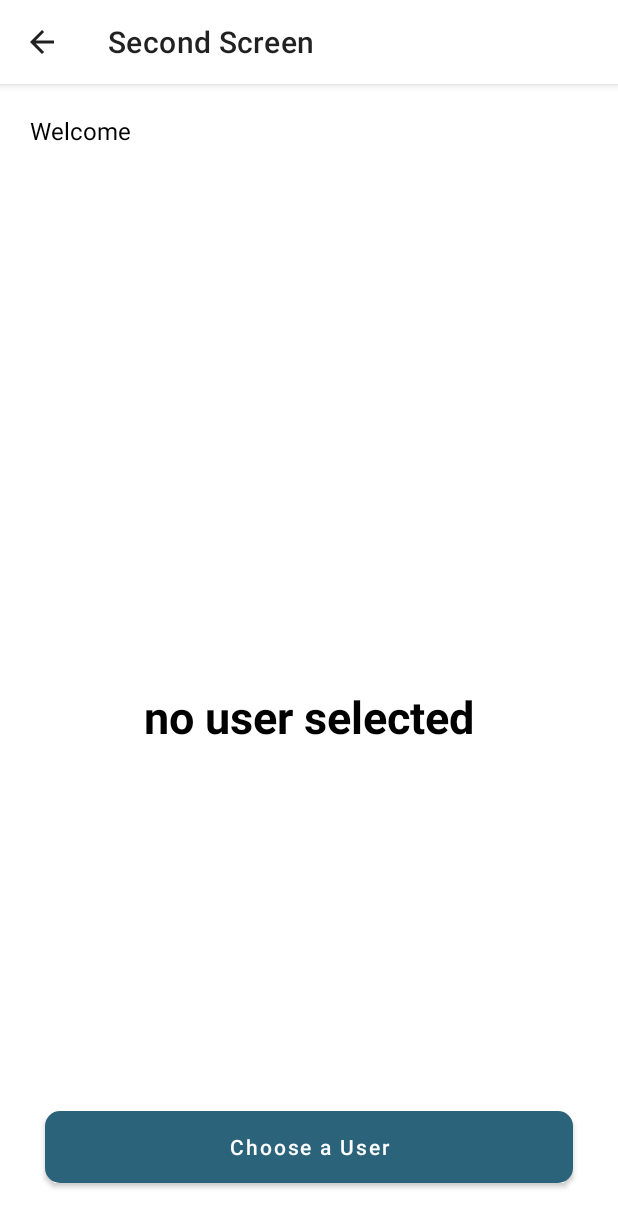
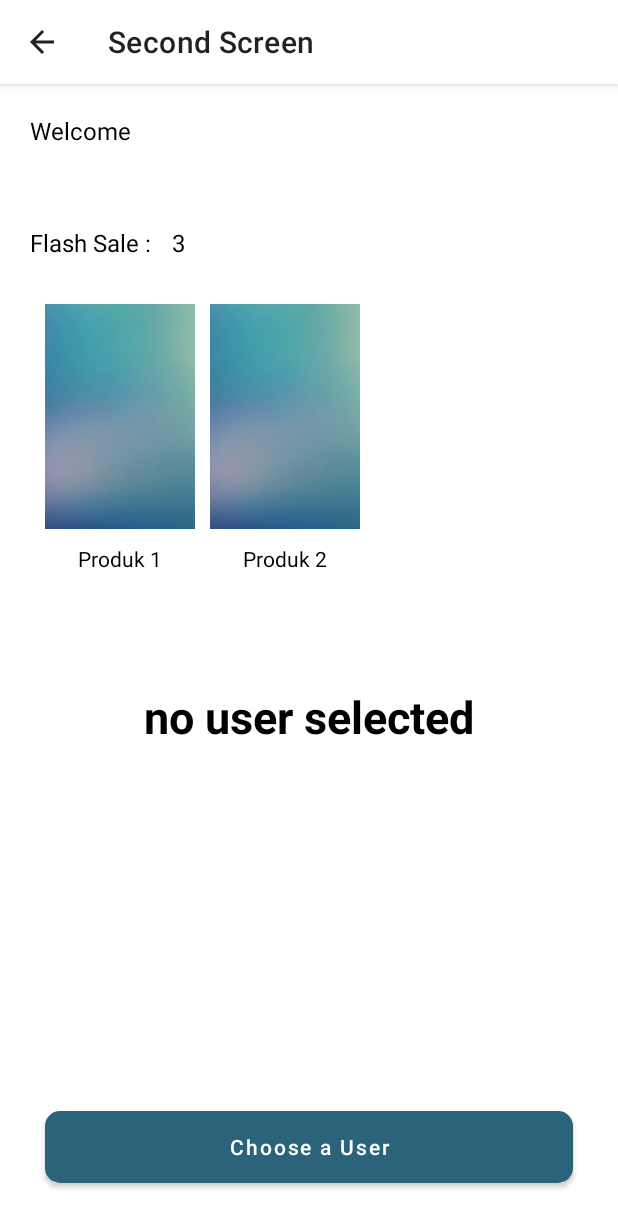
Before and after one commit to LailyNurH/km-test-suitmedia, an Android app: the SecondFragment screen opened through its navigation route, on a phone screen of 412 x 824 dp. Shown: the top 1227 px of the screen. Run offline under Robolectric (Android 15) with nearby library versions, the phone set to English and light mode, and no system bars; our stand-ins replace Dagger/Hilt's generated code, paging; pictures from the network do not load.

Commit message:
final live coding

```diff
--- /dev/null
+++ b/app/src/main/java/com/night/suitmedia_test/adapter/ProductAdapter.kt
@@ -0,0 +1,36 @@
+package com.night.suitmedia_test.adapter
+
+import android.view.LayoutInflater
+import android.view.View
+import android.view.ViewGroup
+import android.view.ViewParent
+import android.widget.TextView
+import androidx.recyclerview.widget.RecyclerView
+import com.night.suitmedia_test.R
+import com.night.suitmedia_test.network.model.Produk
+
+class ProductAdapter(private val productList: List<Produk>) :
+    RecyclerView.Adapter<ProductAdapter.ProdukViewHolder>() {
+
+    override fun onCreateViewHolder(parent: ViewGroup, viewType: Int): ProdukViewHolder {
+        val view = LayoutInflater.from(parent.context).inflate(R.layout.item_flashsale, parent, false)
+        return ProdukViewHolder(view)
+    }
+
+    override fun onBindViewHolder(holder: ProdukViewHolder, position: Int) {
+        val product = productList[position]
+        holder.bind(product)
+    }
+
+    override fun getItemCount(): Int {
+        return productList.size
+    }
+
+    inner class ProdukViewHolder(itemView: View) : RecyclerView.ViewHolder(itemView) {
+        private val productNameTextView: TextView = itemView.findViewById(R.id.productName)
+
+        fun bind(product: Produk) {
+            productNameTextView.text = product.productName
+        }
+    }
+}
--- /dev/null
+++ b/app/src/main/java/com/night/suitmedia_test/network/model/Produk.kt
@@ -0,0 +1,10 @@
+package com.night.suitmedia_test.network.model
+
+import com.google.gson.annotations.SerializedName
+
+data class Produk(
+    @SerializedName("productName")
+    val productName: String,
+    @SerializedName("image")
+    val image: Int,
+)
--- a/app/src/main/java/com/night/suitmedia_test/views/SecondFragment.kt
+++ b/app/src/main/java/com/night/suitmedia_test/views/SecondFragment.kt
@@ -1,20 +1,25 @@
 package com.night.suitmedia_test.views
 
 import android.os.Bundle
+import android.os.CountDownTimer
 import androidx.fragment.app.Fragment
 import android.view.LayoutInflater
 import android.view.View
 import android.view.ViewGroup
+import android.widget.LinearLayout.HORIZONTAL
 import androidx.navigation.fragment.findNavController
+import androidx.recyclerview.widget.LinearLayoutManager
 import com.night.suitmedia_test.R
-import com.night.suitmedia_test.adapter.PagingAdapter
 import com.night.suitmedia_test.adapter.PagingAdapter.Companion.SELECTED_NAME
+import com.night.suitmedia_test.adapter.ProductAdapter
 import com.night.suitmedia_test.views.FirstFragment.Companion.NAME
 import com.night.suitmedia_test.databinding.FragmentSecondBinding
+import com.night.suitmedia_test.network.model.Produk
 
 
 class SecondFragment : Fragment() {
     private lateinit var binding: FragmentSecondBinding
+    private lateinit var produkAdapter: ProductAdapter
 
     override fun onCreateView(
         inflater: LayoutInflater, container: ViewGroup?,
@@ -40,7 +45,37 @@ class SecondFragment : Fragment() {
                 findNavController().navigate(R.id.action_secondFragment_to_thirdFragment)
             }
         }
+        setupRv()
+        countdownText()
+    }
+
+    private fun countdownText() {
+        val countdownDurationMillis = 5000
+        val countdownIntervalMillis = 100
+        object : CountDownTimer(countdownDurationMillis.toLong(), countdownIntervalMillis.toLong()) {
+            override fun onTick(millisUntilFinished: Long) {
+                val secondsRemaining = (millisUntilFinished / 1000).toInt()
+                binding.tvCountfoen.text = secondsRemaining.toString()
+            }
+
+            override fun onFinish() {
+                binding.rvProduct.visibility = View.GONE
+            }
+        }.start()
     }
 
 
+    private fun setupRv() {
+        val layoutManager = LinearLayoutManager(requireContext(), LinearLayoutManager.HORIZONTAL, false)
+        binding.rvProduct.layoutManager = layoutManager
+        produkAdapter = ProductAdapter(productList)
+        binding.rvProduct.adapter = produkAdapter
+
+
+    }
+
+    private val productList = listOf(
+        Produk("Produk 1", R.drawable.product1),
+        Produk("Produk 2", R.drawable.product2)
+        )
 }
--- a/app/src/main/res/layout/fragment_second.xml
+++ b/app/src/main/res/layout/fragment_second.xml
@@ -48,6 +48,38 @@
         app:layout_constraintStart_toStartOf="parent"
         app:layout_constraintTop_toBottomOf="@+id/tvName" />
 
+    <TextView
+        android:id="@+id/tv_flashsale"
+        android:layout_width="wrap_content"
+        android:layout_height="wrap_content"
+        android:text="Flash Sale : "
+        android:textColor="@color/black"
+        android:layout_margin="20dp"
+        android:textSize="16sp"
+        app:layout_constraintStart_toStartOf="parent"
+        app:layout_constraintTop_toBottomOf="@+id/tvName" />
+
+    <TextView
+        android:id="@+id/tv_countfoen"
+        android:layout_width="wrap_content"
+        android:layout_height="wrap_content"
+        android:text="00:00"
+        android:layout_marginStart="10dp"
+        android:textColor="@color/black"
+        android:textSize="16sp"
+        app:layout_constraintBottom_toBottomOf="@+id/tv_flashsale"
+        app:layout_constraintStart_toEndOf="@+id/tv_flashsale"
+        app:layout_constraintTop_toTopOf="@+id/tv_flashsale" />
+
+    <androidx.recyclerview.widget.RecyclerView
+        android:id="@+id/rv_product"
+        android:layout_width="match_parent"
+        android:layout_height="wrap_content"
+        app:layout_constraintEnd_toEndOf="parent"
+        android:layout_margin="20dp"
+        app:layout_constraintStart_toStartOf="parent"
+        app:layout_constraintTop_toBottomOf="@+id/tv_flashsale" />
+
     <Button
         android:id="@+id/btnChooseUser"
         android:layout_width="match_parent"
--- /dev/null
+++ b/app/src/main/res/layout/item_flashsale.xml
@@ -0,0 +1,26 @@
+<?xml version="1.0" encoding="utf-8"?>
+<androidx.constraintlayout.widget.ConstraintLayout xmlns:android="http://schemas.android.com/apk/res/android"
+    xmlns:app="http://schemas.android.com/apk/res-auto"
+    android:layout_width="wrap_content"
+    android:layout_height="wrap_content">
+
+    <ImageView
+        android:id="@+id/iv_product"
+        android:layout_width="100dp"
+        android:layout_height="150dp"
+        android:layout_margin="10dp"
+        android:background="@drawable/background"
+        app:layout_constraintStart_toStartOf="parent"
+        app:layout_constraintTop_toTopOf="parent" />
+
+    <TextView
+        android:id="@+id/productName"
+        android:layout_width="wrap_content"
+        android:layout_height="wrap_content"
+        android:layout_marginTop="10dp"
+        android:text="Product Name"
+        android:textColor="@color/black"
+        app:layout_constraintEnd_toEndOf="@+id/iv_product"
+        app:layout_constraintStart_toStartOf="@+id/iv_product"
+        app:layout_constraintTop_toBottomOf="@+id/iv_product" />
+</androidx.constraintlayout.widget.ConstraintLayout>
```
Also changed, not shown: app/src/main/res/drawable-v24/product1.jpeg (added), app/src/main/res/drawable-v24/product2.jpeg (added).
